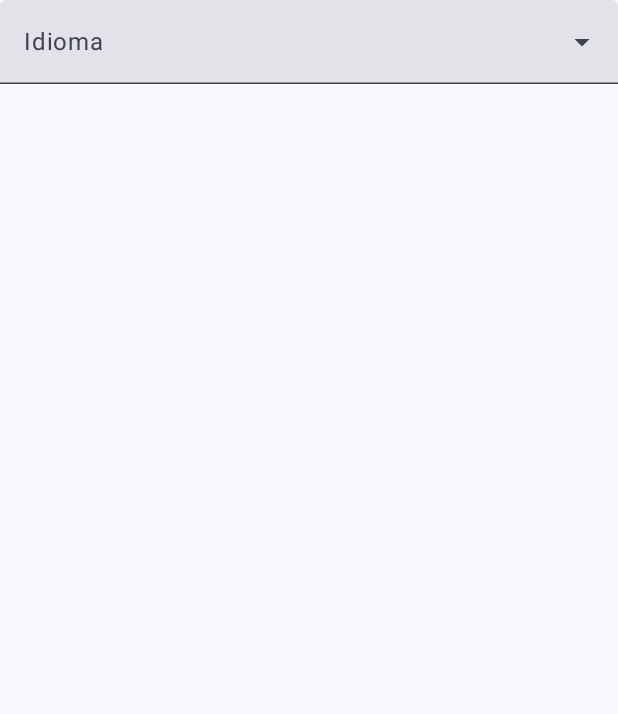
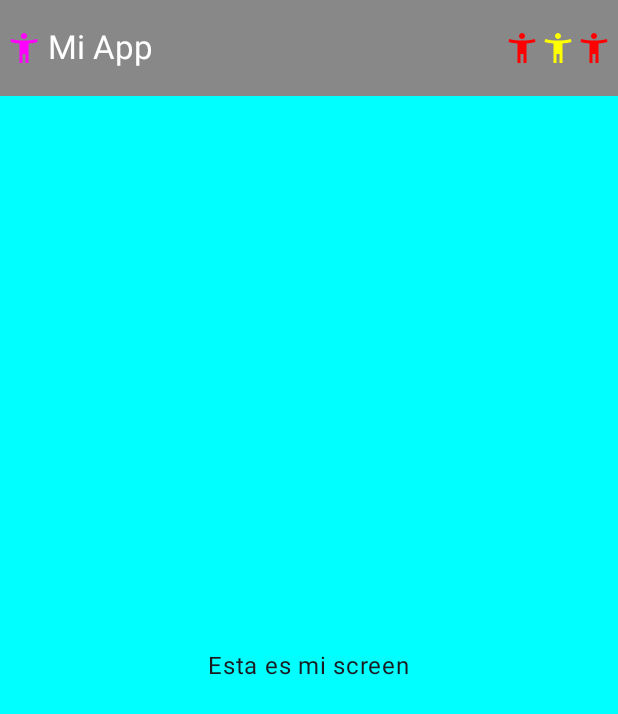
Before and after one commit to Juann1342/Curso-Jetpack-Compose, an Android app built with Jetpack Compose: the screen it shows after launch (MainActivity), on a phone screen of 412 x 824 dp. Shown: the top 714 px of the screen. Run offline under Robolectric (Android 15) with nearby library versions, the phone set to English and light mode, and no system bars; pictures from the network do not load.

Commit message:
Sección 12, lección 1 y 2

```diff
--- a/app/src/main/java/com/juan/myfirstcomposeapp/MainActivity.kt
+++ b/app/src/main/java/com/juan/myfirstcomposeapp/MainActivity.kt
@@ -4,12 +4,18 @@ import android.os.Bundle
 import androidx.activity.ComponentActivity
 import androidx.activity.compose.setContent
 import androidx.activity.enableEdgeToEdge
+import androidx.compose.foundation.background
+import androidx.compose.foundation.layout.Box
 import androidx.compose.foundation.layout.fillMaxSize
 import androidx.compose.foundation.layout.padding
 import androidx.compose.material3.RadioButton
 import androidx.compose.material3.Scaffold
+import androidx.compose.material3.Text
 import androidx.compose.runtime.Composable
+import androidx.compose.ui.Alignment
 import androidx.compose.ui.Modifier
+import androidx.compose.ui.graphics.Color
+import androidx.compose.ui.text.style.LineHeightStyle
 import androidx.compose.ui.tooling.preview.Preview
 import com.juan.myfirstcomposeapp.component.MyCheckBox
 import com.juan.myfirstcomposeapp.component.MyDropDownItem
@@ -23,6 +29,7 @@ import com.juan.myfirstcomposeapp.component.MySwitch
 import com.juan.myfirstcomposeapp.component.ParentCheckBoxes
 import com.juan.myfirstcomposeapp.component.TriStateCheckBox
 import com.juan.myfirstcomposeapp.component.MyRangeSlider
+import com.juan.myfirstcomposeapp.component.MyTopAppBar
 import com.juan.myfirstcomposeapp.ui.theme.MyFirstComposeAppTheme
 import com.juan.myfirstcomposeapp.login.Greeting
 
@@ -34,7 +41,8 @@ class MainActivity : ComponentActivity() {
         setContent {
             MyFirstComposeAppTheme {
                 //el innerpadding es el padding que nos da por defecto para que las cosas no se apilen
-                Scaffold(modifier = Modifier.fillMaxSize()) { innerPadding ->
+                //el scaffold es el esqueleto principal donde yo voy a anclar los composables
+                Scaffold(modifier = Modifier.fillMaxSize(), topBar = { MyTopAppBar() }) { innerPadding ->
                    /* Greeting(
                         name = "Android",
                         modifier = Modifier.padding(innerPadding)
@@ -71,9 +79,12 @@ class MainActivity : ComponentActivity() {
                  //   MyRangeSlider(Modifier.padding(innerPadding))
                   //  MyDropDownItem(Modifier.padding(innerPadding))
                //     MyDropDownMenu(Modifier.padding(innerPadding))
-                    MyExposedDropdownMenu(Modifier.padding(innerPadding))
+                 //   MyExposedDropdownMenu(Modifier.padding(innerPadding))
 
-
+            //trabajando con scaffold, pongo los elementos en el. (mira arriba)
+                    Box(modifier = Modifier.padding(innerPadding).fillMaxSize().background(Color.Cyan), contentAlignment = Alignment.Center){
+                        Text("Esta es mi screen")
+                    }
 
 
 
--- /dev/null
+++ b/app/src/main/java/com/juan/myfirstcomposeapp/component/TopAppBar.kt
@@ -0,0 +1,39 @@
+package com.juan.myfirstcomposeapp.component
+
+import androidx.compose.material3.ExperimentalMaterial3Api
+import androidx.compose.material3.Icon
+import androidx.compose.material3.Text
+import androidx.compose.material3.TopAppBar
+import androidx.compose.material3.TopAppBarDefaults
+import androidx.compose.runtime.Composable
+import androidx.compose.ui.Modifier
+import androidx.compose.ui.graphics.Color
+import androidx.compose.ui.res.painterResource
+import coil.compose.AsyncImagePainter.State.Empty.painter
+import com.juan.myfirstcomposeapp.R
+
+@OptIn(ExperimentalMaterial3Api::class)
+@Composable
+fun MyTopAppBar(modifier: Modifier = Modifier) {
+    TopAppBar(
+        title = { Text("Mi App") },
+        navigationIcon = {
+            Icon(painter = painterResource(R.drawable.ic_personita), contentDescription = null)
+
+        },
+        actions = { //los que van por la derecha, iconos para varias acciones
+            Icon(painter = painterResource(R.drawable.ic_personita), contentDescription = null)
+            Icon(painter = painterResource(R.drawable.ic_personita), contentDescription = null, tint = Color.Yellow)
+            Icon(painter = painterResource(R.drawable.ic_personita), contentDescription = null)
+        },
+        colors = TopAppBarDefaults.topAppBarColors(
+            containerColor = Color.Gray,
+            titleContentColor = Color.White,
+            navigationIconContentColor = Color.Magenta,
+            actionIconContentColor = Color.Red,
+            scrolledContainerColor = Color.Black //el de atrás de la barra cuando se hace scroll
+        ),
+
+    )
+
+}
```
